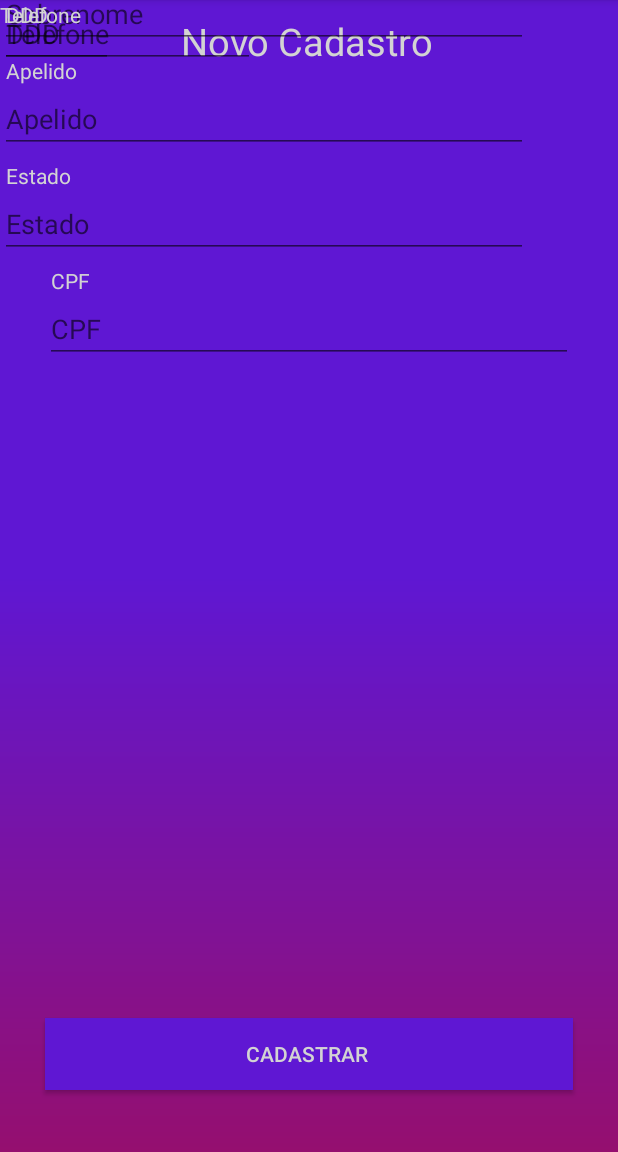
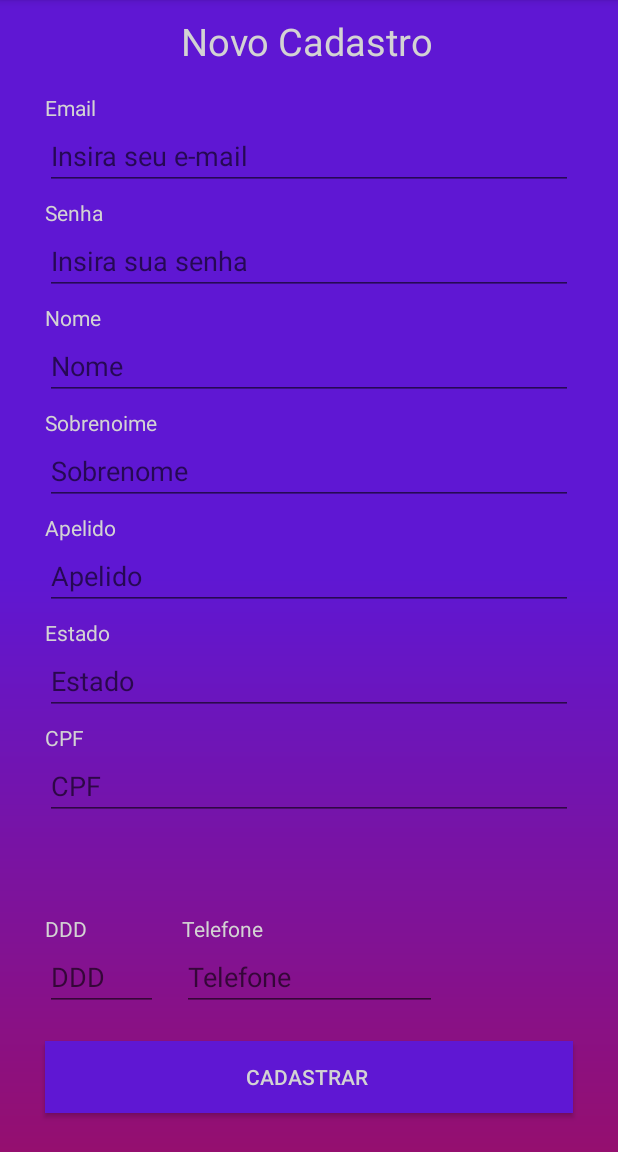
Before and after one commit to InfnetDAPB2020T1/PB-WLTA, an Android app: the CadastroFragment screen opened through its navigation route, on a phone screen of 412 x 824 dp, the part 84-1236 px from its top. Run offline under Robolectric (Android 15) with nearby library versions, the phone set to English and light mode, and no system bars.

Commit message:
salvando os usuarios numa lista

```diff
--- a/app/src/main/java/com/example/pb_android_radion/CadastroActivity.kt
+++ b/app/src/main/java/com/example/pb_android_radion/CadastroActivity.kt
@@ -7,6 +7,6 @@ class CadastroActivity : AppCompatActivity() {
 
     override fun onCreate(savedInstanceState: Bundle?) {
         super.onCreate(savedInstanceState)
-        setContentView(R.layout.activity_cadastro)
+//        setContentView(R.layout.activity_cadastro)
     }
 }
--- a/app/src/main/java/com/example/pb_android_radion/Fragment/CadastroFragment.kt
+++ b/app/src/main/java/com/example/pb_android_radion/Fragment/CadastroFragment.kt
@@ -5,8 +5,12 @@ import androidx.fragment.app.Fragment
 import android.view.LayoutInflater
 import android.view.View
 import android.view.ViewGroup
+import androidx.lifecycle.ViewModelProviders
+import com.example.pb_android_radion.Model.Usuario
 
 import com.example.pb_android_radion.R
+import com.example.pb_android_radion.ViewModel.UsuarioViewModel
+import kotlinx.android.synthetic.main.fragment_cadastro.*
 
 
 class CadastroFragment : Fragment() {
@@ -19,4 +23,27 @@ class CadastroFragment : Fragment() {
         return inflater.inflate(R.layout.fragment_cadastro, container, false)
     }
 
+    override fun onViewCreated(view: View, savedInstanceState: Bundle?) {
+        super.onViewCreated(view, savedInstanceState)
+        lateinit var usuarioViewModel: UsuarioViewModel
+        activity?.let {
+            usuarioViewModel = ViewModelProviders.of(it).get(UsuarioViewModel::class.java)
+
+
+            var Usuario = Usuario(boxEmailCadastro.text.toString(),
+                boxSenhaCadastro.text.toString(),
+                boxNomeCadastro.text.toString(),
+                boxSobrenomeCadastro.text.toString(),
+                boxApelidoCadastro.text.toString(),
+                boxEstadoCadastro.text.toString(),
+                boxCpf.text.toString(),
+                boxDDDCadastro.text.toString(),
+                boxTelefoneCadastro.text.toString())
+
+            usuarioViewModel.addUsuario(Usuario)
+
+        }
+    }
+
+
 }
--- a/app/src/main/java/com/example/pb_android_radion/Model/Usuario.kt
+++ b/app/src/main/java/com/example/pb_android_radion/Model/Usuario.kt
@@ -1,13 +1,17 @@
 package com.example.pb_android_radion.Model
 
-class Usuario(email: String, senha: String) {
-    lateinit var nome: String
-    lateinit var sobrenome: String
-    lateinit var cpf: String
-    lateinit var apelido: String
-    lateinit var estado: String
-    lateinit var telefone: String
-    lateinit var ddd: String
+import java.util.*
+
+class Usuario(email: String, senha: String, nome: String, sobrenome: String, cpf: String, apelido: String,estado: String, telefone: String, ddd: String ) {
+
+//    lateinit var nome: String
+//    lateinit var sobrenome: String
+//    lateinit var cpf: String
+//    lateinit var apelido: String
+//    lateinit var estado: String
+//    lateinit var telefone: String
+//    lateinit var ddd: String
+
 
 
 }
--- a/app/src/main/java/com/example/pb_android_radion/ViewModel/UsuarioViewModel.kt
+++ b/app/src/main/java/com/example/pb_android_radion/ViewModel/UsuarioViewModel.kt
@@ -2,7 +2,17 @@ package com.example.pb_android_radion.ViewModel
 
 import androidx.lifecycle.ViewModel
 import com.example.pb_android_radion.Model.Usuario
+import java.util.*
 
 class UsuarioViewModel: ViewModel() {
     var usuario: Usuario? = null
+
+
+    private val Usuarios = ArrayList<Usuario>()
+
+    fun addUsuario(usuario: Usuario) {
+        Usuarios.add(usuario)
+    }
+
+
 }
--- a/app/src/main/res/layout/activity_cadastro.xml
+++ /dev/null
@@ -1,31 +0,0 @@
-<?xml version="1.0" encoding="utf-8"?>
-<androidx.constraintlayout.widget.ConstraintLayout xmlns:android="http://schemas.android.com/apk/res/android"
-    xmlns:app="http://schemas.android.com/apk/res-auto"
-    xmlns:tools="http://schemas.android.com/tools"
-    android:layout_width="match_parent"
-    android:layout_height="match_parent"
-    tools:context=".CadastroActivity">
-
-    <TextView
-        android:id="@+id/textView"
-        android:layout_width="wrap_content"
-        android:layout_height="wrap_content"
-        android:text="Página de Cadastro"
-        android:textSize="40dp"
-        app:layout_constraintBottom_toBottomOf="parent"
-        app:layout_constraintEnd_toEndOf="parent"
-        app:layout_constraintStart_toStartOf="parent"
-        app:layout_constraintTop_toTopOf="parent" />
-
-    <TextView
-        android:id="@+id/textView2"
-        android:layout_width="wrap_content"
-        android:layout_height="wrap_content"
-        android:text="É com vocês"
-        android:textSize="50dp"
-        app:layout_constraintBottom_toBottomOf="parent"
-        app:layout_constraintEnd_toEndOf="parent"
-        app:layout_constraintStart_toStartOf="parent"
-        app:layout_constraintTop_toTopOf="parent"
-        app:layout_constraintVertical_bias="0.65999997" />
-</androidx.constraintlayout.widget.ConstraintLayout>
--- a/app/src/main/res/layout/fragment_cadastro.xml
+++ b/app/src/main/res/layout/fragment_cadastro.xml
@@ -44,7 +44,6 @@
             android:id="@+id/textoEmailCadastro"
             android:layout_width="wrap_content"
             android:layout_height="wrap_content"
-            android:layout_marginLeft="4dp"
             android:text="@string/textoEmail"
             android:textColor="@color/boxTextLogin"
             android:textColorLink="@color/boxTextLogin"
@@ -63,14 +62,14 @@
             android:textColor="@color/boxTextLogin"
             android:textColorLink="@color/boxTextLogin"
             app:layout_constraintBottom_toTopOf="@+id/textoSenhaCadastro"
-            app:layout_constraintTop_toBottomOf="@+id/textoEmailCadastro"
-            tools:layout_editor_absoluteX="30dp" />
+            app:layout_constraintEnd_toStartOf="@+id/guideline2"
+            app:layout_constraintStart_toStartOf="@+id/guideline"
+            app:layout_constraintTop_toBottomOf="@+id/textoEmailCadastro" />
 
         <TextView
             android:id="@+id/textoSenhaCadastro"
             android:layout_width="wrap_content"
             android:layout_height="wrap_content"
-            android:layout_marginLeft="4dp"
             android:layout_marginTop="5dp"
             android:text="@string/textoSenha"
             android:textColor="@color/boxTextLogin"
@@ -88,8 +87,9 @@
             android:textColor="@color/boxTextLogin"
             android:textColorLink="@color/boxTextLogin"
             app:layout_constraintBottom_toTopOf="@+id/textNomeCadastro"
-            app:layout_constraintTop_toBottomOf="@+id/textoSenhaCadastro"
-            tools:layout_editor_absoluteX="30dp" />
+            app:layout_constraintEnd_toStartOf="@+id/guideline2"
+            app:layout_constraintStart_toStartOf="@+id/guideline"
+            app:layout_constraintTop_toBottomOf="@+id/textoSenhaCadastro" />
 
         <Button
             android:id="@+id/btnCadastrar"
@@ -115,14 +115,14 @@
             android:textColor="@color/boxTextLogin"
             android:textColorLink="@color/boxTextLogin"
             app:layout_constraintBottom_toTopOf="@+id/textSobrenomeCadastro"
-            app:layout_constraintTop_toBottomOf="@+id/textNomeCadastro"
-            tools:layout_editor_absoluteX="30dp" />
+            app:layout_constraintEnd_toStartOf="@+id/guideline2"
+            app:layout_constraintStart_toStartOf="@+id/guideline"
+            app:layout_constraintTop_toBottomOf="@+id/textNomeCadastro" />
 
         <TextView
             android:id="@+id/textNomeCadastro"
             android:layout_width="wrap_content"
             android:layout_height="wrap_content"
-            android:layout_marginLeft="4dp"
             android:layout_marginTop="5dp"
             android:text="Nome"
             android:textColor="@color/boxTextLogin"
@@ -141,14 +141,14 @@
             android:textColor="@color/boxTextLogin"
             android:textColorLink="@color/boxTextLogin"
             app:layout_constraintBottom_toTopOf="@+id/textApelidoCadastro"
-            app:layout_constraintTop_toBottomOf="@+id/textSobrenomeCadastro"
-            tools:layout_editor_absoluteX="30dp" />
+            app:layout_constraintEnd_toStartOf="@+id/guideline2"
+            app:layout_constraintStart_toStartOf="@+id/guideline"
+            app:layout_constraintTop_toBottomOf="@+id/textSobrenomeCadastro" />
 
         <TextView
             android:id="@+id/textSobrenomeCadastro"
             android:layout_width="wrap_content"
             android:layout_height="wrap_content"
-            android:layout_marginLeft="4dp"
             android:layout_marginTop="5dp"
             android:text="Sobrenoime"
             android:textColor="@color/boxTextLogin"
@@ -158,7 +158,7 @@
             app:layout_constraintTop_toBottomOf="@+id/boxNomeCadastro" />
 
         <EditText
-            android:id="@+id/boxSobrenomeCadastro2"
+            android:id="@+id/boxCpf"
             android:layout_width="352dp"
             android:layout_height="wrap_content"
             android:ems="10"
@@ -175,14 +175,13 @@
             android:id="@+id/textCPFCadastro"
             android:layout_width="wrap_content"
             android:layout_height="wrap_content"
-            android:layout_marginLeft="4dp"
             android:layout_marginTop="5dp"
             android:text="CPF"
             android:textColor="@color/boxTextLogin"
             android:textColorLink="@color/boxTextLogin"
-            app:layout_constraintBottom_toTopOf="@+id/boxSobrenomeCadastro2"
-            app:layout_constraintStart_toStartOf="@+id/boxSobrenomeCadastro2"
-            app:layout_constraintTop_toBottomOf="@+id/boxEsatdoCadastro" />
+            app:layout_constraintBottom_toTopOf="@+id/boxCpf"
+            app:layout_constraintStart_toStartOf="@+id/boxCpf"
+            app:layout_constraintTop_toBottomOf="@+id/boxEstadoCadastro" />
 
         <EditText
             android:id="@+id/boxApelidoCadastro"
@@ -192,15 +191,14 @@
             android:hint="Apelido"
             android:inputType="textPersonName"
             app:layout_constraintBottom_toTopOf="@+id/textEstadoCadastro"
-            app:layout_constraintTop_toBottomOf="@+id/textApelidoCadastro"
-            tools:layout_editor_absoluteX="30dp" />
+            app:layout_constraintEnd_toStartOf="@+id/guideline2"
+            app:layout_constraintStart_toStartOf="@+id/guideline"
+            app:layout_constraintTop_toBottomOf="@+id/textApelidoCadastro" />
 
         <TextView
             android:id="@+id/textApelidoCadastro"
             android:layout_width="wrap_content"
             android:layout_height="wrap_content"
-            android:layout_marginStart="4dp"
-            android:layout_marginLeft="4dp"
             android:layout_marginTop="5dp"
             android:text="Apelido"
             android:textColor="@color/boxTextLogin"
@@ -210,59 +208,63 @@
             app:layout_constraintTop_toBottomOf="@+id/boxSobrenomeCadastro" />
 
         <EditText
-            android:id="@+id/boxEsatdoCadastro"
+            android:id="@+id/boxEstadoCadastro"
             android:layout_width="352dp"
             android:layout_height="wrap_content"
             android:ems="10"
             android:hint="Estado"
             android:inputType="textPersonName"
             app:layout_constraintBottom_toTopOf="@+id/textCPFCadastro"
-            app:layout_constraintTop_toBottomOf="@+id/textEstadoCadastro"
-            tools:layout_editor_absoluteX="30dp" />
+            app:layout_constraintEnd_toStartOf="@+id/guideline2"
+            app:layout_constraintStart_toStartOf="@+id/guideline"
+            app:layout_constraintTop_toBottomOf="@+id/textEstadoCadastro" />
 
         <TextView
             android:id="@+id/textEstadoCadastro"
             android:layout_width="wrap_content"
             android:layout_height="wrap_content"
-            android:layout_marginLeft="4dp"
             android:layout_marginTop="5dp"
             android:text="Estado"
             android:textColor="@color/boxTextLogin"
             android:textColorLink="@color/boxTextLogin"
-            app:layout_constraintBottom_toTopOf="@+id/boxEsatdoCadastro"
-            app:layout_constraintStart_toStartOf="@+id/boxEsatdoCadastro"
+            app:layout_constraintBottom_toTopOf="@+id/boxEstadoCadastro"
+            app:layout_constraintStart_toStartOf="@+id/boxEstadoCadastro"
             app:layout_constraintTop_toBottomOf="@+id/boxApelidoCadastro" />
 
         <EditText
             android:id="@+id/boxDDDCadastro"
             android:layout_width="75dp"
             android:layout_height="wrap_content"
+            android:layout_marginBottom="20dp"
             android:ems="10"
             android:hint="DDD"
             android:inputType="textPersonName"
-            tools:layout_editor_absoluteX="30dp"
-            tools:layout_editor_absoluteY="598dp" />
+            app:layout_constraintBottom_toTopOf="@+id/btnCadastrar"
+            app:layout_constraintEnd_toStartOf="@+id/boxTelefoneCadastro"
+            app:layout_constraintHorizontal_bias="0.0"
+            app:layout_constraintStart_toStartOf="@+id/guideline" />
 
         <TextView
             android:id="@+id/textDDDCadastro"
             android:layout_width="wrap_content"
             android:layout_height="wrap_content"
-            android:layout_marginLeft="4dp"
             android:text="DDD"
             android:textColor="@color/boxTextLogin"
             android:textColorLink="@color/boxTextLogin"
-            app:layout_constraintStart_toStartOf="@+id/boxDDDCadastro"
-            tools:layout_editor_absoluteY="579dp" />
+            app:layout_constraintBottom_toTopOf="@+id/boxDDDCadastro"
+            app:layout_constraintStart_toStartOf="@+id/boxDDDCadastro" />
 
         <EditText
             android:id="@+id/boxTelefoneCadastro"
             android:layout_width="170dp"
             android:layout_height="wrap_content"
+            android:layout_marginBottom="20dp"
             android:ems="10"
             android:hint="Telefone"
             android:inputType="textPersonName"
-            tools:layout_editor_absoluteX="120dp"
-            tools:layout_editor_absoluteY="598dp" />
+            app:layout_constraintBottom_toTopOf="@+id/btnCadastrar"
+            app:layout_constraintEnd_toStartOf="@+id/guideline2"
+            app:layout_constraintStart_toStartOf="@+id/guideline" />
 
         <TextView
             android:id="@+id/textTelefoneCadastro"
@@ -271,8 +273,8 @@
             android:text="Telefone"
             android:textColor="@color/boxTextLogin"
             android:textColorLink="@color/boxTextLogin"
-            app:layout_constraintStart_toStartOf="@+id/boxTelefoneCadastro"
-            tools:layout_editor_absoluteY="579dp" />
+            app:layout_constraintBottom_toTopOf="@+id/boxTelefoneCadastro"
+            app:layout_constraintStart_toStartOf="@+id/boxTelefoneCadastro" />
 
     </androidx.constraintlayout.widget.ConstraintLayout>
 </FrameLayout>
```
